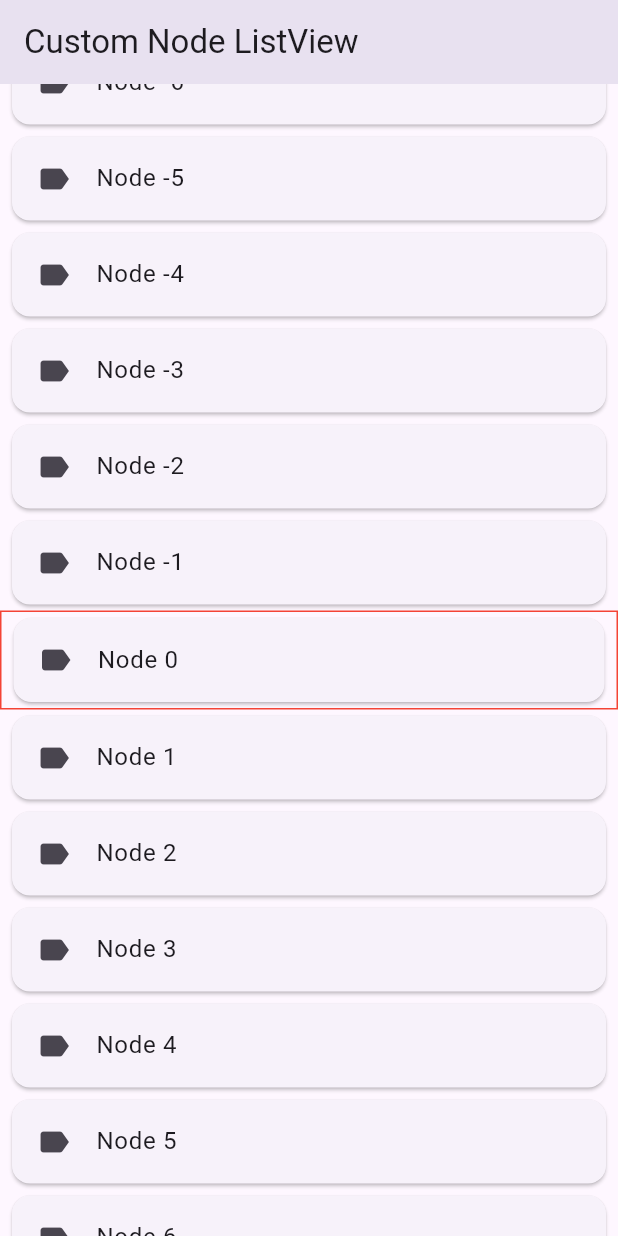
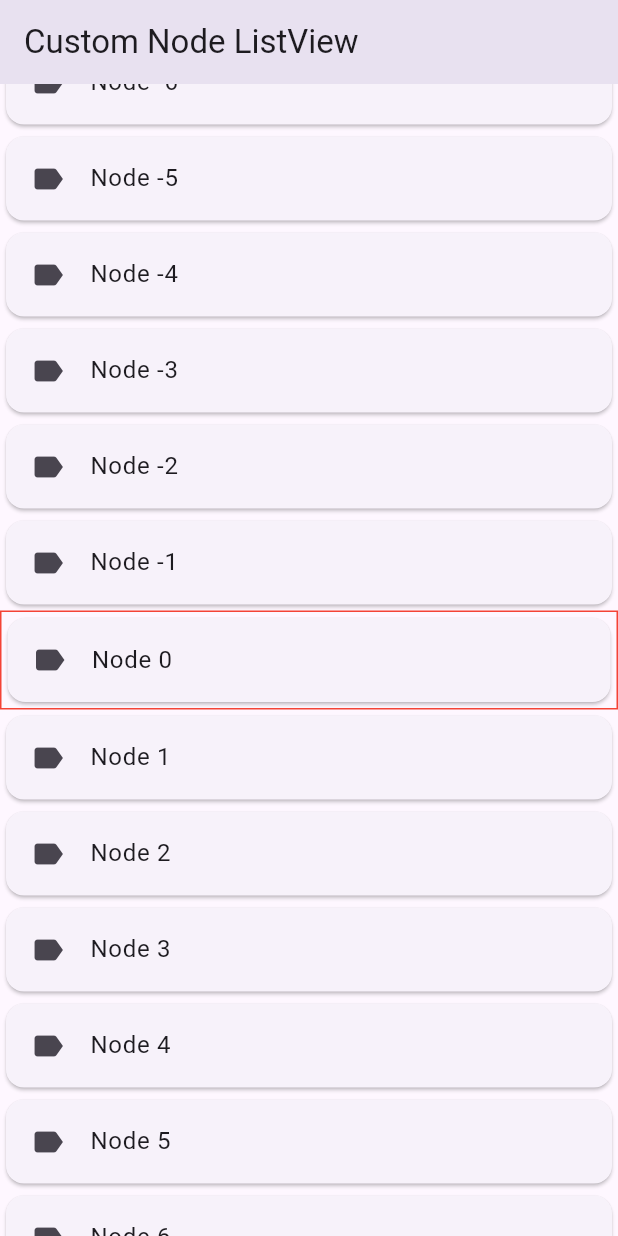
Before and after one commit to arran4/flutter_nodelistview, a Flutter app: the screen it shows after launch, on a phone screen of 412 x 824 dp. Run offline on Flutter 3.47's test engine with Material 3 defaults, Android fonts, the phone set to English and light mode, and no system bars.

```diff
--- a/lib/v4/main.dart
+++ b/lib/v4/main.dart
@@ -7,7 +7,14 @@ void main() {
   runApp(MyApp());
 }
 
-class MyApp extends StatelessWidget {
+Map<Key, double> size = {};
+
+class MyApp extends StatefulWidget {
+  @override
+  State<MyApp> createState() => _MyAppState();
+}
+
+class _MyAppState extends State<MyApp> {
   @override
   Widget build(BuildContext context) {
     NodeBase currentNode = ExampleInfiniteNode('Node 0'); // Start from a single node
@@ -23,10 +30,15 @@ class MyApp extends StatelessWidget {
           itemBuilder: (context, node, { selected = false }) {
             final exampleNode = node as HasData;
             Widget card = Card(
-              margin: EdgeInsets.symmetric(vertical: 4.0, horizontal: 8.0),
+              margin: EdgeInsets.symmetric(vertical: size[node.key]??4, horizontal: size[node.key]??4),
               child: ListTile(
                 leading: Icon(Icons.label),
                 title: Text(exampleNode.data),
+                onTap: () {
+                  setState(() {
+                    size.update(node.key, (value) => value + 1, ifAbsent: () => 4);
+                  });
+                },
               ),
             );
             if (selected) {
```
